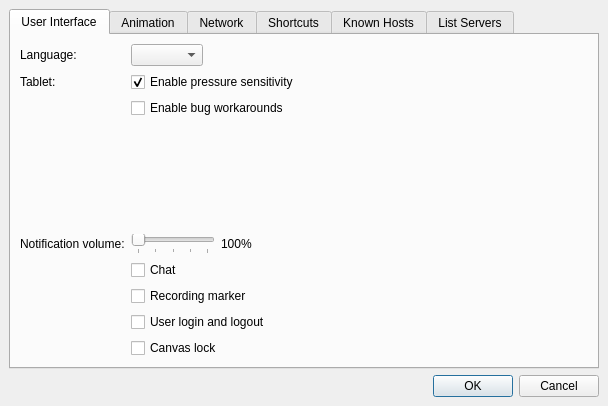
Before: the Qt Designer form src/client/ui/settings.ui in drawpile/Drawpile, drawn with Qt 5.
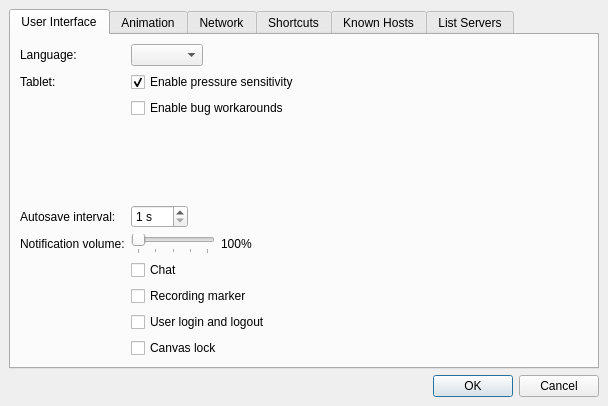
After: the same form once the commit is applied. Icons and pictures are not drawn.

Commit message: Add autosave feature

Patch:
```diff
--- a/src/client/ui/settings.ui
+++ b/src/client/ui/settings.ui
@@ -69,14 +69,14 @@
          </property>
         </widget>
        </item>
-       <item row="6" column="0">
+       <item row="7" column="0">
         <widget class="QLabel" name="label_9">
          <property name="text">
           <string>Notification volume:</string>
          </property>
         </widget>
        </item>
-       <item row="6" column="1">
+       <item row="7" column="1">
         <layout class="QHBoxLayout" name="horizontalLayout_4">
          <item>
           <widget class="QSlider" name="notificationVolume">
@@ -109,28 +109,28 @@
          </item>
         </layout>
        </item>
-       <item row="10" column="1">
+       <item row="11" column="1">
         <widget class="QCheckBox" name="notifChat">
          <property name="text">
           <string>Chat</string>
          </property>
         </widget>
        </item>
-       <item row="11" column="1">
+       <item row="12" column="1">
         <widget class="QCheckBox" name="notifMarker">
          <property name="text">
           <string>Recording marker</string>
          </property>
         </widget>
        </item>
-       <item row="12" column="1">
+       <item row="13" column="1">
         <widget class="QCheckBox" name="notifLogin">
          <property name="text">
           <string>User login and logout</string>
          </property>
         </widget>
        </item>
-       <item row="13" column="1">
+       <item row="14" column="1">
         <widget class="QCheckBox" name="notifLock">
          <property name="text">
           <string>Canvas lock</string>
@@ -160,6 +160,26 @@
          </property>
         </spacer>
        </item>
+       <item row="6" column="0">
+        <widget class="QLabel" name="label_11">
+         <property name="text">
+          <string>Autosave interval:</string>
+         </property>
+        </widget>
+       </item>
+       <item row="6" column="1">
+        <widget class="QSpinBox" name="autosaveInterval">
+         <property name="suffix">
+          <string> s</string>
+         </property>
+         <property name="minimum">
+          <number>1</number>
+         </property>
+         <property name="maximum">
+          <number>300</number>
+         </property>
+        </widget>
+       </item>
       </layout>
      </widget>
      <widget class="QWidget" name="tab_6">
```
The commit also changes 4 other files.
